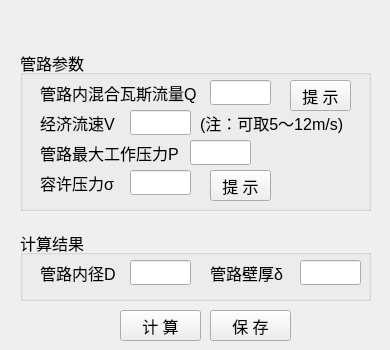
The window that python/cbm/uifiles/pore_size_dlg.ui (wyrover/cbm) describes before a commit, drawn with Qt 5.
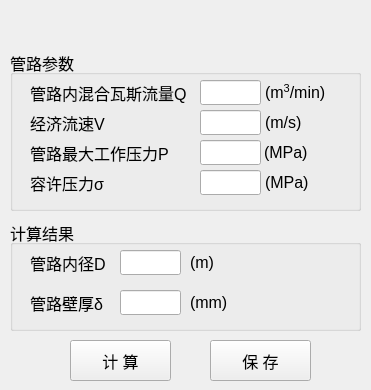
The same window after the commit. Icons and pictures are not drawn.

Patch:
```diff
--- a/python/cbm/uifiles/pore_size_dlg.ui
+++ b/python/cbm/uifiles/pore_size_dlg.ui
@@ -6,8 +6,8 @@
    <rect>
     <x>0</x>
     <y>0</y>
-    <width>390</width>
-    <height>350</height>
+    <width>371</width>
+    <height>390</height>
    </rect>
   </property>
   <property name="windowTitle">
@@ -22,14 +22,14 @@
     <rect>
      <x>0</x>
      <y>30</y>
-     <width>391</width>
-     <height>321</height>
+     <width>371</width>
+     <height>361</height>
     </rect>
    </property>
    <widget class="QGroupBox" name="groupBox">
     <property name="geometry">
      <rect>
-      <x>20</x>
+      <x>10</x>
       <y>20</y>
       <width>351</width>
       <height>161</height>
@@ -46,10 +46,10 @@
     <widget class="QPushButton" name="hint">
      <property name="geometry">
       <rect>
-       <x>270</x>
-       <y>30</y>
-       <width>61</width>
-       <height>31</height>
+       <x>326</x>
+       <y>31</y>
+       <width>21</width>
+       <height>21</height>
       </rect>
      </property>
      <property name="font">
@@ -58,13 +58,20 @@
       </font>
      </property>
      <property name="text">
-      <string>提 示</string>
+      <string/>
+     </property>
+     <property name="icon">
+      <iconset resource="../usecad.qrc">
+       <normaloff>:/images/question.png</normaloff>:/images/question.png</iconset>
+     </property>
+     <property name="flat">
+      <bool>true</bool>
      </property>
     </widget>
     <widget class="QLineEdit" name="sigma">
      <property name="geometry">
       <rect>
-       <x>110</x>
+       <x>190</x>
        <y>120</y>
        <width>61</width>
        <height>25</height>
@@ -148,28 +155,10 @@
       <string>经济流速V</string>
      </property>
     </widget>
-    <widget class="QLabel" name="mineName_label_9">
-     <property name="geometry">
-      <rect>
-       <x>180</x>
-       <y>60</y>
-       <width>151</width>
-       <height>25</height>
-      </rect>
-     </property>
-     <property name="font">
-      <font>
-       <pointsize>12</pointsize>
-      </font>
-     </property>
-     <property name="text">
-      <string>(注：可取5～12m/s)</string>
-     </property>
-    </widget>
     <widget class="QLineEdit" name="p">
      <property name="geometry">
       <rect>
-       <x>170</x>
+       <x>190</x>
        <y>90</y>
        <width>61</width>
        <height>25</height>
@@ -199,25 +188,135 @@
     <widget class="QLineEdit" name="v">
      <property name="geometry">
       <rect>
-       <x>110</x>
-       <y>60</y>
-       <width>61</width>
-       <height>25</height>
-      </rect>
-     </property>
-     <property name="font">
-      <font>
-       <pointsize>12</pointsize>
-      </font>
-     </property>
-    </widget>
-    <widget class="QPushButton" name="hint2">
-     <property name="geometry">
-      <rect>
        <x>190</x>
+       <y>60</y>
+       <width>61</width>
+       <height>25</height>
+      </rect>
+     </property>
+     <property name="font">
+      <font>
+       <pointsize>12</pointsize>
+      </font>
+     </property>
+    </widget>
+    <widget class="QLabel" name="mineName_label_14">
+     <property name="geometry">
+      <rect>
+       <x>255</x>
+       <y>30</y>
+       <width>71</width>
+       <height>25</height>
+      </rect>
+     </property>
+     <property name="font">
+      <font>
+       <pointsize>12</pointsize>
+      </font>
+     </property>
+     <property name="text">
+      <string>&lt;html&gt;&lt;head/&gt;&lt;body&gt;&lt;p&gt;(m&lt;span style=&quot; vertical-align:super;&quot;&gt;3&lt;/span&gt;/min)&lt;/p&gt;&lt;/body&gt;&lt;/html&gt;</string>
+     </property>
+    </widget>
+    <widget class="QPushButton" name="help2">
+     <property name="geometry">
+      <rect>
+       <x>326</x>
+       <y>60</y>
+       <width>21</width>
+       <height>21</height>
+      </rect>
+     </property>
+     <property name="font">
+      <font>
+       <pointsize>12</pointsize>
+      </font>
+     </property>
+     <property name="toolTip">
+      <string>&lt;html&gt;&lt;head/&gt;&lt;body&gt;&lt;p&gt;可取5～12m/s&lt;/p&gt;&lt;/body&gt;&lt;/html&gt;</string>
+     </property>
+     <property name="text">
+      <string/>
+     </property>
+     <property name="icon">
+      <iconset resource="../usecad.qrc">
+       <normaloff>:/images/question.png</normaloff>:/images/question.png</iconset>
+     </property>
+     <property name="flat">
+      <bool>true</bool>
+     </property>
+    </widget>
+    <widget class="QLabel" name="mineName_label_15">
+     <property name="geometry">
+      <rect>
+       <x>255</x>
+       <y>60</y>
+       <width>51</width>
+       <height>25</height>
+      </rect>
+     </property>
+     <property name="font">
+      <font>
+       <pointsize>12</pointsize>
+      </font>
+     </property>
+     <property name="text">
+      <string>&lt;html&gt;&lt;head/&gt;&lt;body&gt;&lt;p&gt;(m/s)&lt;/p&gt;&lt;/body&gt;&lt;/html&gt;</string>
+     </property>
+    </widget>
+    <widget class="QLabel" name="mineName_label_16">
+     <property name="geometry">
+      <rect>
+       <x>254</x>
+       <y>90</y>
+       <width>51</width>
+       <height>25</height>
+      </rect>
+     </property>
+     <property name="font">
+      <font>
+       <pointsize>12</pointsize>
+      </font>
+     </property>
+     <property name="text">
+      <string>&lt;html&gt;&lt;head/&gt;&lt;body&gt;&lt;p&gt;(MPa)&lt;/p&gt;&lt;/body&gt;&lt;/html&gt;</string>
+     </property>
+    </widget>
+    <widget class="QPushButton" name="help3">
+     <property name="geometry">
+      <rect>
+       <x>327</x>
+       <y>122</y>
+       <width>21</width>
+       <height>21</height>
+      </rect>
+     </property>
+     <property name="font">
+      <font>
+       <pointsize>12</pointsize>
+      </font>
+     </property>
+     <property name="toolTip">
+      <string>&lt;html&gt;&lt;head/&gt;&lt;body&gt;&lt;p&gt;可取屈服极限强度的60%；&lt;/p&gt;&lt;p&gt;缺少此值时，铸铁管可取20MPa，焊接钢管可取60MPa，无缝钢管可取80MPa&lt;/p&gt;&lt;/body&gt;&lt;/html&gt;</string>
+     </property>
+     <property name="text">
+      <string/>
+     </property>
+     <property name="icon">
+      <iconset resource="../usecad.qrc">
+       <normaloff>:/images/question.png</normaloff>:/images/question.png</iconset>
+     </property>
+     <property name="flat">
+      <bool>true</bool>
+     </property>
+    </widget>
+    <widget class="QLabel" name="mineName_label_17">
+     <property name="geometry">
+      <rect>
+       <x>255</x>
        <y>120</y>
-       <width>61</width>
-       <height>31</height>
+       <width>51</width>
+       <height>25</height>
       </rect>
      </property>
      <property name="font">
@@ -226,17 +325,17 @@
       </font>
      </property>
      <property name="text">
-      <string>提 示</string>
+      <string>&lt;html&gt;&lt;head/&gt;&lt;body&gt;&lt;p&gt;(MPa)&lt;/p&gt;&lt;/body&gt;&lt;/html&gt;</string>
      </property>
     </widget>
    </widget>
    <widget class="QPushButton" name="cacl">
     <property name="geometry">
      <rect>
-      <x>120</x>
-      <y>280</y>
-      <width>81</width>
-      <height>31</height>
+      <x>70</x>
+      <y>310</y>
+      <width>101</width>
+      <height>41</height>
      </rect>
     </property>
     <property name="font">
@@ -251,10 +350,10 @@
    <widget class="QGroupBox" name="groupBox_2">
     <property name="geometry">
      <rect>
-      <x>20</x>
-      <y>200</y>
+      <x>10</x>
+      <y>190</y>
       <width>351</width>
-      <height>71</height>
+      <height>111</height>
      </rect>
     </property>
     <property name="font">
@@ -301,8 +400,8 @@
     <widget class="QLineEdit" name="delta">
      <property name="geometry">
       <rect>
-       <x>280</x>
-       <y>30</y>
+       <x>110</x>
+       <y>70</y>
        <width>61</width>
        <height>25</height>
       </rect>
@@ -316,8 +415,8 @@
     <widget class="QLabel" name="mineName_label_7">
      <property name="geometry">
       <rect>
-       <x>190</x>
-       <y>30</y>
+       <x>20</x>
+       <y>70</y>
        <width>91</width>
        <height>25</height>
       </rect>
@@ -331,14 +430,50 @@
       <string>管路壁厚δ</string>
      </property>
     </widget>
+    <widget class="QLabel" name="mineName_label_18">
+     <property name="geometry">
+      <rect>
+       <x>180</x>
+       <y>30</y>
+       <width>41</width>
+       <height>25</height>
+      </rect>
+     </property>
+     <property name="font">
+      <font>
+       <pointsize>12</pointsize>
+      </font>
+     </property>
+     <property name="text">
+      <string>&lt;html&gt;&lt;head/&gt;&lt;body&gt;&lt;p&gt;(m)&lt;/p&gt;&lt;/body&gt;&lt;/html&gt;</string>
+     </property>
+    </widget>
+    <widget class="QLabel" name="mineName_label_19">
+     <property name="geometry">
+      <rect>
+       <x>180</x>
+       <y>70</y>
+       <width>41</width>
+       <height>25</height>
+      </rect>
+     </property>
+     <property name="font">
+      <font>
+       <pointsize>12</pointsize>
+      </font>
+     </property>
+     <property name="text">
+      <string>&lt;html&gt;&lt;head/&gt;&lt;body&gt;&lt;p&gt;(mm)&lt;/p&gt;&lt;/body&gt;&lt;/html&gt;</string>
+     </property>
+    </widget>
    </widget>
    <widget class="QPushButton" name="save">
     <property name="geometry">
      <rect>
       <x>210</x>
-      <y>280</y>
-      <width>81</width>
-      <height>31</height>
+      <y>310</y>
+      <width>101</width>
+      <height>41</height>
      </rect>
     </property>
     <property name="font">
@@ -356,7 +491,7 @@
     <rect>
      <x>0</x>
      <y>0</y>
-     <width>391</width>
+     <width>371</width>
      <height>31</height>
     </rect>
    </property>
@@ -420,7 +555,7 @@
    <widget class="QPushButton" name="btnMenu_Close">
     <property name="geometry">
      <rect>
-      <x>350</x>
+      <x>330</x>
       <y>0</y>
       <width>41</width>
       <height>31</height>
```
Left out of the diff: 8 changed lines with no effect on the pictures.
